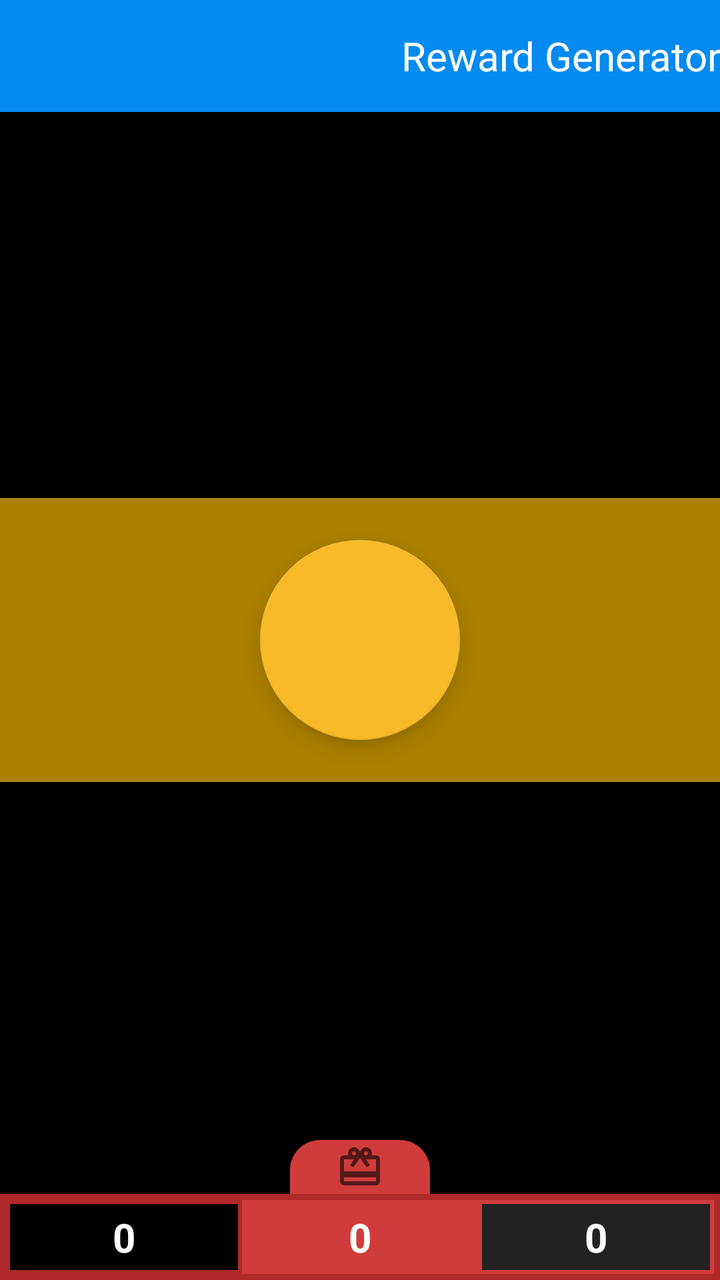
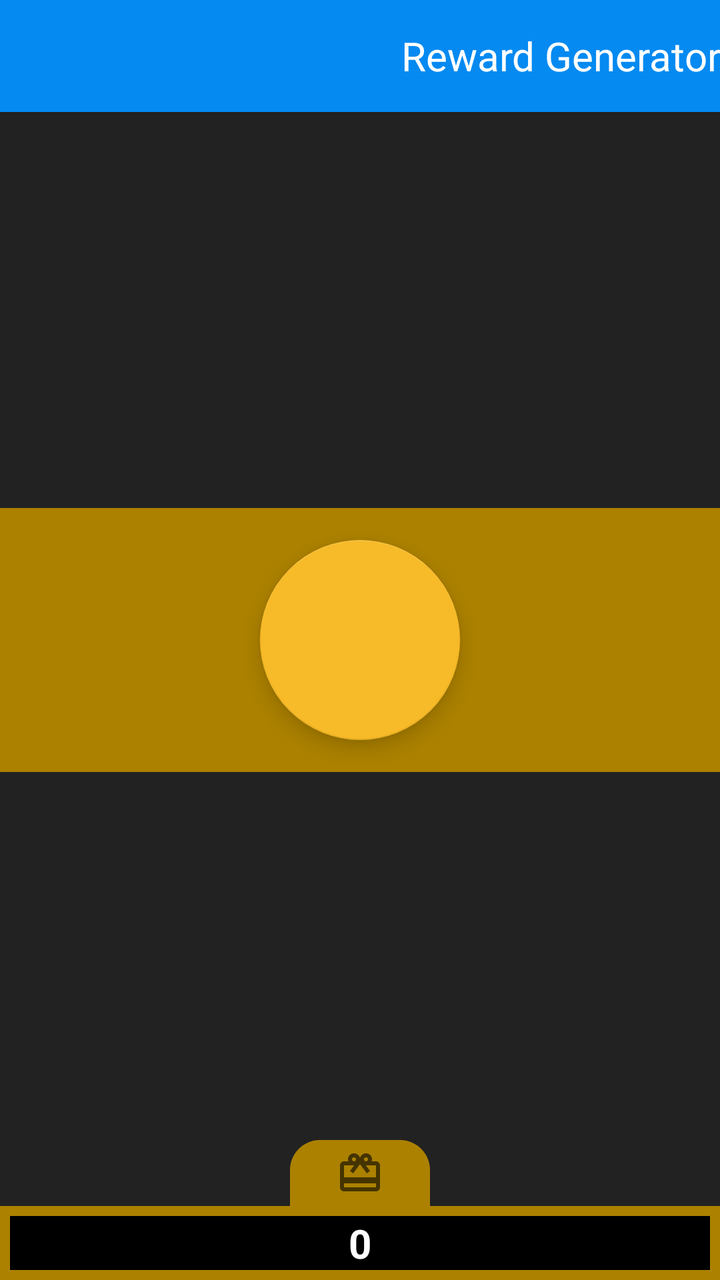

Compare the two renders of this Android layout. The source of the first and the diff that turns it into the second are given below.
<!-- AndroidManifest.xml: activity theme AppTheme.NoActionBar -->
<!-- res/layout/activity_reward.xml -->
<?xml version="1.0" encoding="utf-8"?>
<androidx.coordinatorlayout.widget.CoordinatorLayout
    xmlns:android="http://schemas.android.com/apk/res/android"
    xmlns:app="http://schemas.android.com/apk/res-auto"
    xmlns:tools="http://schemas.android.com/tools"
    android:layout_width="match_parent"
    android:layout_height="match_parent"
    android:background="#000"
    android:fitsSystemWindows="true"
    tools:context=".view.RewardActivity">

    <com.google.android.material.appbar.AppBarLayout
        android:id="@+id/reward_appbar"
        android:layout_width="match_parent"
        android:layout_height="wrap_content"
        android:theme="@style/AppTheme.AppBarOverlay">

        <androidx.appcompat.widget.Toolbar
            android:id="@+id/reward_toolbar"
            android:layout_width="match_parent"
            android:layout_height="?attr/actionBarSize"
            app:popupTheme="@style/AppTheme.PopupOverlay">

            <TextView
                android:layout_width="match_parent"
                android:layout_height="match_parent"
                android:gravity="end|center_vertical"
                android:textSize="@dimen/text_size_paragraph_title"
                android:textColor="#fff"
                android:text="@string/title_activity_reward"
                style="@style/AppTheme.AppBarOverlay"/>

        </androidx.appcompat.widget.Toolbar>

    </com.google.android.material.appbar.AppBarLayout>

    <LinearLayout
        android:id="@+id/ad_button_wrapper"
        android:layout_width="match_parent"
        android:layout_height="wrap_content"
        android:layout_gravity="center"
        android:orientation="vertical"
        android:background="@color/colorCheerDark"
        android:padding="5dp">

        <com.google.android.material.floatingactionbutton.FloatingActionButton
            android:id="@+id/ad_button"
            android:layout_width="100dp"
            android:layout_height="100dp"
            android:layout_gravity="center"
            android:layout_margin="@dimen/fab_margin"/>


    </LinearLayout>
    <ProgressBar
        android:id="@+id/ad_progress"
        android:layout_width="match_parent"
        android:layout_height="8dp"
        android:indeterminate="true"
        android:indeterminateTintMode="src_atop"
        android:indeterminateTint="@color/colorChalk"
        android:visibility="gone"
        app:layout_anchor="@id/ad_button_wrapper"
        app:layout_anchorGravity="top|center_horizontal"
        style="?android:attr/progressBarStyleHorizontal" />

    <LinearLayout
        android:layout_width="match_parent"
        android:layout_height="70dp"
        android:orientation="vertical"
        android:layout_gravity="bottom">

        <LinearLayout
            android:id="@+id/credit_toggle_container"
            android:layout_width="match_parent"
            android:layout_height="0dp"
            android:layout_weight="1"
            android:layout_gravity="center_horizontal|bottom"
            android:gravity="center"
            android:orientation="horizontal">

            <ImageButton
                android:id="@+id/credit_toggle"
                android:layout_width="70dp"
                android:layout_height="match_parent"
                android:padding="10dp"
                android:layout_gravity="center"
                android:gravity="top"
                android:background="@drawable/rounded_rectangle"
                android:src="@drawable/baseline_card_giftcard_24"/>

        </LinearLayout>

        <LinearLayout
            android:layout_width="match_parent"
            android:layout_height="wrap_content"
            android:background="@color/colorAttentionDark"
            android:padding="3dp"
            android:orientation="horizontal">

            <FrameLayout
                android:id="@+id/payment_balance_frame"
                android:layout_width="0dp"
                android:layout_height="match_parent"
                android:layout_weight=".35"
                android:padding="2dp"
                android:background="@color/colorAttentionDark">

                <TextView
                    android:id="@+id/payment_balance_text"
                    android:layout_width="match_parent"
                    android:layout_height="match_parent"
                    android:layout_gravity="center"
                    android:background="#000"
                    android:gravity="center"
                    android:textSize="@dimen/text_size_paragraph_title"
                    android:textStyle="bold"
                    android:textColor="#fff"
                    android:text="0"/>

            </FrameLayout>

            <TextView
                android:id="@+id/wallet_balance_text"
                android:layout_width="0dp"
                android:layout_height="match_parent"
                android:layout_weight=".35"
                android:layout_gravity="center"
                android:background="@color/colorAttention"
                android:gravity="center"
                android:textSize="@dimen/text_size_paragraph_title"
                android:textStyle="bold"
                android:textColor="#fff"
                android:text="0"/>

            <FrameLayout
                android:id="@+id/reward_balance_frame"
                android:layout_width="0dp"
                android:layout_height="match_parent"
                android:layout_weight=".35"
                android:padding="2dp"
                android:background="@color/colorAttention">

                <TextView
                    android:id="@+id/reward_balance_text"
                    android:layout_width="match_parent"
                    android:layout_height="wrap_content"
                    android:padding="3dp"
                    android:layout_gravity="center"
                    android:background="@color/colorSlate"
                    android:gravity="center"
                    android:textSize="@dimen/text_size_paragraph_title"
                    android:textStyle="bold"
                    android:textColor="#fff"
                    android:text="0"/>

            </FrameLayout>

        </LinearLayout>

    </LinearLayout>

</androidx.coordinatorlayout.widget.CoordinatorLayout>
<!-- resources referenced by this layout -->
<resources>
  <color name="colorAttention">#D03C3C</color>
  <color name="colorAttentionDark">#AF2929</color>
  <color name="colorChalk">#EEE</color>
  <color name="colorCheerDark">#AC8100</color>
  <color name="colorSlate">#222</color>
  <dimen name="fab_margin">16dp</dimen>
  <dimen name="text_size_paragraph_title">20sp</dimen>
  <!-- drawable baseline_card_giftcard_24 (drawable) -->
  <vector xmlns:android="http://schemas.android.com/apk/res/android"
          android:width="24dp"
          android:height="24dp"
          android:viewportWidth="24.0"
          android:viewportHeight="24.0"
          android:tint="?attr/colorControlNormal">
      <path
          android:fillColor="@android:color/white"
          android:pathData="M20,6h-2.18c0.11,-0.31 0.18,-0.65 0.18,-1 0,-1.66 -1.34,-3 -3,-3 -1.05,0 -1.96,0.54 -2.5,1.35l-0.5,0.67 -0.5,-0.68C10.96,2.54 10.05,2 9,2 7.34,2 6,3.34 6,5c0,0.35 0.07,0.69 0.18,1L4,6c-1.11,0 -1.99,0.89 -1.99,2L2,19c0,1.11 0.89,2 2,2h16c1.11,0 2,-0.89 2,-2L22,8c0,-1.11 -0.89,-2 -2,-2zM15,4c0.55,0 1,0.45 1,1s-0.45,1 -1,1 -1,-0.45 -1,-1 0.45,-1 1,-1zM9,4c0.55,0 1,0.45 1,1s-0.45,1 -1,1 -1,-0.45 -1,-1 0.45,-1 1,-1zM20,19L4,19v-2h16v2zM20,14L4,14L4,8h5.08L7,10.83 8.62,12 11,8.76l1,-1.36 1,1.36L15.38,12 17,10.83 14.92,8L20,8v6z"/>
  </vector>
  <!-- drawable rounded_rectangle (drawable) -->
  <?xml version="1.0" encoding="utf-8"?>
  <shape xmlns:android="http://schemas.android.com/apk/res/android"
      android:shape="rectangle">
      <solid android:color="@color/colorAttention"/>
      <corners
          android:topLeftRadius="15dp"
          android:topRightRadius="15dp"/>
  </shape>
  <string name="title_activity_reward">Reward Generator</string>
  <style name="AppTheme.AppBarOverlay" parent="ThemeOverlay.AppCompat.Dark.ActionBar" />
  <style name="AppTheme.PopupOverlay" parent="@android:style/Widget.PopupMenu">
          <item name="android:background">@color/colorPrimary</item>
      </style>
  <style name="AppTheme.NoActionBar">
          <item name="windowActionBar">false</item>
          <item name="windowNoTitle">true</item>
      </style>
  <color name="colorPrimary">#048AF1</color>
</resources>

<!-- the commit's change to res/layout/activity_reward.xml (unified diff, before → after) -->
@@ -5,7 +5,7 @@
     xmlns:tools="http://schemas.android.com/tools"
     android:layout_width="match_parent"
     android:layout_height="match_parent"
-    android:background="#000"
+    android:background="@color/colorSlate"
     android:fitsSystemWindows="true"
     tools:context=".view.RewardActivity">
 
@@ -40,8 +40,7 @@
         android:layout_height="wrap_content"
         android:layout_gravity="center"
         android:orientation="vertical"
-        android:background="@color/colorCheerDark"
-        android:padding="5dp">
+        android:background="@color/colorCheerDark">
 
         <com.google.android.material.floatingactionbutton.FloatingActionButton
             android:id="@+id/ad_button"
@@ -50,8 +49,8 @@
             android:layout_gravity="center"
             android:layout_margin="@dimen/fab_margin"/>
 
+    </LinearLayout>
 
-    </LinearLayout>
     <ProgressBar
         android:id="@+id/ad_progress"
         android:layout_width="match_parent"
@@ -61,7 +60,7 @@
         android:indeterminateTint="@color/colorChalk"
         android:visibility="gone"
         app:layout_anchor="@id/ad_button_wrapper"
-        app:layout_anchorGravity="top|center_horizontal"
+        app:layout_anchorGravity="bottom|center_horizontal"
         style="?android:attr/progressBarStyleHorizontal" />
 
     <LinearLayout
@@ -94,7 +93,7 @@
         <LinearLayout
             android:layout_width="match_parent"
             android:layout_height="wrap_content"
-            android:background="@color/colorAttentionDark"
+            android:background="@color/colorCheerDark"
             android:padding="3dp"
             android:orientation="horizontal">
 
@@ -104,50 +103,14 @@
                 android:layout_height="match_parent"
                 android:layout_weight=".35"
                 android:padding="2dp"
-                android:background="@color/colorAttentionDark">
+                android:background="@color/colorCheerDark">
 
                 <TextView
-                    android:id="@+id/payment_balance_text"
+                    android:id="@+id/reward_balance_text"
                     android:layout_width="match_parent"
                     android:layout_height="match_parent"
                     android:layout_gravity="center"
                     android:background="#000"
-                    android:gravity="center"
-                    android:textSize="@dimen/text_size_paragraph_title"
-                    android:textStyle="bold"
-                    android:textColor="#fff"
-                    android:text="0"/>
-
-            </FrameLayout>
-
-            <TextView
-                android:id="@+id/wallet_balance_text"
-                android:layout_width="0dp"
-                android:layout_height="match_parent"
-                android:layout_weight=".35"
-                android:layout_gravity="center"
-                android:background="@color/colorAttention"
-                android:gravity="center"
-                android:textSize="@dimen/text_size_paragraph_title"
-                android:textStyle="bold"
-                android:textColor="#fff"
-                android:text="0"/>
-
-            <FrameLayout
-                android:id="@+id/reward_balance_frame"
-                android:layout_width="0dp"
-                android:layout_height="match_parent"
-                android:layout_weight=".35"
-                android:padding="2dp"
-                android:background="@color/colorAttention">
-
-                <TextView
-                    android:id="@+id/reward_balance_text"
-                    android:layout_width="match_parent"
-                    android:layout_height="wrap_content"
-                    android:padding="3dp"
-                    android:layout_gravity="center"
-                    android:background="@color/colorSlate"
                     android:gravity="center"
                     android:textSize="@dimen/text_size_paragraph_title"
                     android:textStyle="bold"
<!-- resource entries referenced after the edit -->
@@ -1,7 +1,5 @@
 <!-- resources referenced by this layout -->
 <resources>
-  <color name="colorAttention">#D03C3C</color>
-  <color name="colorAttentionDark">#AF2929</color>
   <color name="colorChalk">#EEE</color>
   <color name="colorCheerDark">#AC8100</color>
   <color name="colorSlate">#222</color>
@@ -22,7 +20,7 @@
   <?xml version="1.0" encoding="utf-8"?>
   <shape xmlns:android="http://schemas.android.com/apk/res/android"
       android:shape="rectangle">
-      <solid android:color="@color/colorAttention"/>
+      <solid android:color="@color/colorCheerDark"/>
       <corners
           android:topLeftRadius="15dp"
           android:topRightRadius="15dp"/>
